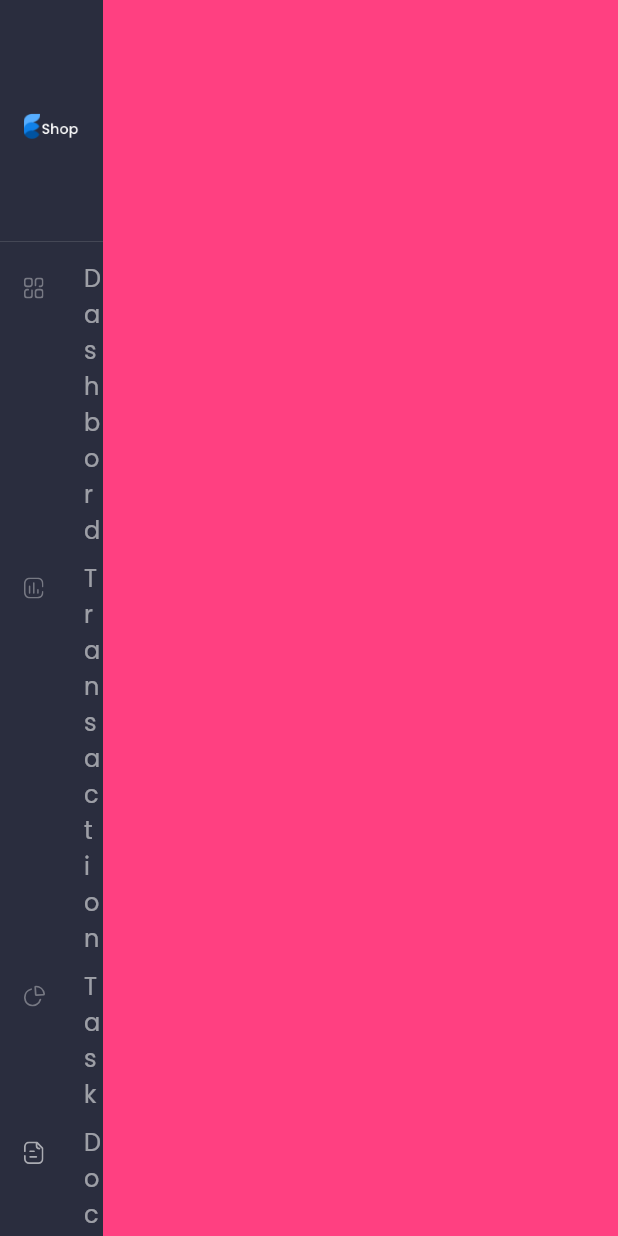
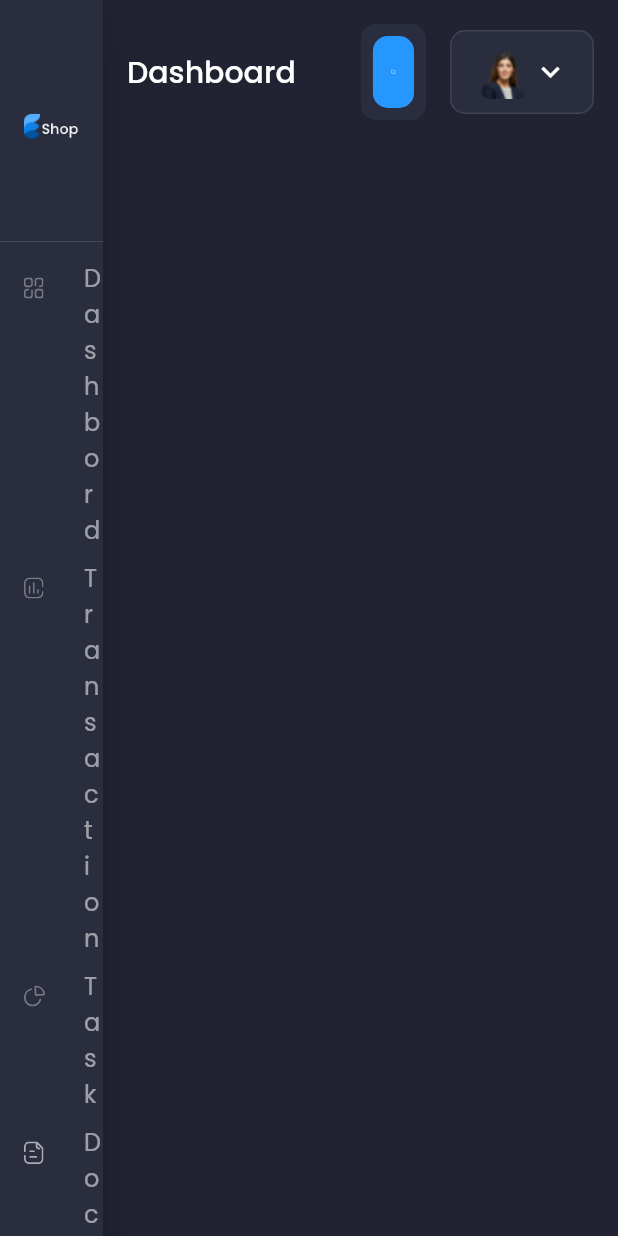
Before and after one commit to RobertoMdz/Flutter-Web-Dashboard-Panel, a Flutter app: the screen it shows after launch, on a phone screen of 412 x 824 dp. Run offline on Flutter 3.47's test engine with Material 2 defaults, Android fonts, the phone set to English and light mode, and no system bars; our stand-ins replace flutter_svg, google_fonts.

Commit message:
Adding dashboard header

```diff
--- /dev/null
+++ b/lib/views/dashboard/dashboard_page.dart
@@ -0,0 +1,22 @@
+import 'package:flutter/material.dart';
+
+import '../../constants.dart';
+import 'widgets/header.dart';
+
+class DashboardPage extends StatelessWidget {
+  const DashboardPage({Key key}) : super(key: key);
+
+  @override
+  Widget build(BuildContext context) {
+    return SafeArea(
+      child: SingleChildScrollView(
+        padding: EdgeInsets.all(defaultPadding),
+        child: Column(
+          children: [
+            Header()
+          ]
+        ),
+      ),
+    );
+  }
+}
--- /dev/null
+++ b/lib/views/dashboard/widgets/header.dart
@@ -0,0 +1,98 @@
+import 'package:flutter/material.dart';
+import 'package:flutter_svg/svg.dart';
+
+import '../../../constants.dart';
+import '../../../responsive.dart';
+
+class Header extends StatelessWidget {
+  const Header({
+    Key key,
+  }) : super(key: key);
+
+  @override
+  Widget build(BuildContext context) {
+    return Row(
+      children: [
+        Text(
+          "Dashboard",
+          style: Theme.of(context).textTheme.headline6,
+        ),
+        const Spacer(),
+        Expanded(
+          child: SearchField()
+        ),
+        ProfileCard()
+      ]
+    );
+  }
+}
+
+class ProfileCard extends StatelessWidget {
+  const ProfileCard({
+    Key key,
+  }) : super(key: key);
+
+  @override
+  Widget build(BuildContext context) {
+    return Container(
+      margin: EdgeInsets.only(left: defaultPadding),
+      padding: EdgeInsets.symmetric(
+        horizontal: defaultPadding,
+        vertical: defaultPadding / 2,
+      ),
+      decoration: BoxDecoration(
+        color: secondaryColor,
+        borderRadius: const BorderRadius.all(Radius.circular(10)),
+        border: Border.all(color: Colors.white10),
+      ),
+      child: Row(
+        children: [
+          Image.asset(
+            "assets/images/profile_pic.png",
+            height: 38,
+          ),
+          if (!Responsive.isMobile(context))
+            Padding(
+              padding:
+                  const EdgeInsets.symmetric(horizontal: defaultPadding / 2),
+              child: Text("Angelina Joli"),
+            ),
+          Icon(Icons.keyboard_arrow_down),
+        ],
+      ),
+    );
+  }
+}
+
+class SearchField extends StatelessWidget {
+  const SearchField({
+    Key key,
+  }) : super(key: key);
+
+  @override
+  Widget build(BuildContext context) {
+    return TextField(
+      decoration: InputDecoration(
+        hintText: "Search",
+        fillColor: secondaryColor,
+        filled: true,
+        border: OutlineInputBorder(
+          borderSide: BorderSide.none,
+          borderRadius: const BorderRadius.all(Radius.circular(10)),
+        ),
+        suffixIcon: InkWell(
+          onTap: () {},
+          child: Container(
+            padding: EdgeInsets.all(defaultPadding * 0.75),
+            margin: EdgeInsets.symmetric(horizontal: defaultPadding / 2),
+            decoration: BoxDecoration(
+              color: primaryColor,
+              borderRadius: const BorderRadius.all(Radius.circular(10)),
+            ),
+            child: SvgPicture.asset("assets/icons/Search.svg"),
+          ),
+        ),
+      ),
+    );
+  }
+}
--- a/lib/views/main_page.dart
+++ b/lib/views/main_page.dart
@@ -1,5 +1,6 @@
 import 'package:flutter/material.dart';
 
+import 'dashboard/dashboard_page.dart';
 import 'widgets/side_drawer_menu.dart';
 
 class MainPage extends StatelessWidget {
@@ -10,15 +11,14 @@ class MainPage extends StatelessWidget {
     return Scaffold(
       body: SafeArea(
         child: Row(
+          crossAxisAlignment: CrossAxisAlignment.start,
           children: [
             Expanded(
               child: SideDrawerMenu()
             ),
             Expanded(
               flex: 5,
-              child: Container(
-                color: Colors.pinkAccent
-              )
+              child: DashboardPage()
             )
           ]
         )
```
